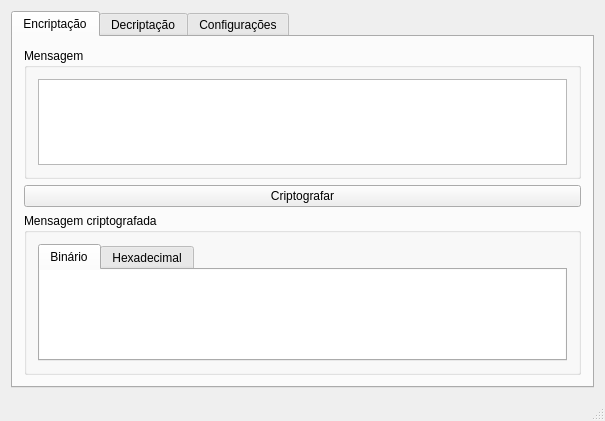
Above: mainwindow.ui from jacksomsoares/block-cipher before the change. Below: the same form after it.
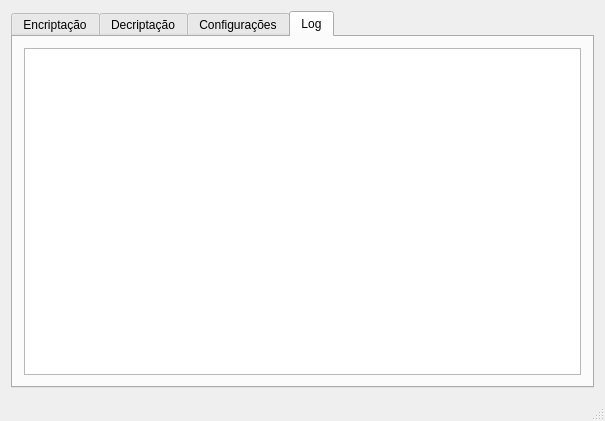
That is the form after the change. The open tabs and pages were chosen to show the change.

Diff of the .ui file:
```diff
--- a/mainwindow.ui
+++ b/mainwindow.ui
@@ -305,6 +305,20 @@
         </item>
        </layout>
       </widget>
+      <widget class="QWidget" name="tab_8">
+       <attribute name="title">
+        <string>Log</string>
+       </attribute>
+       <layout class="QVBoxLayout" name="verticalLayout_14">
+        <item>
+         <widget class="QPlainTextEdit" name="log_plaintext">
+          <property name="readOnly">
+           <bool>true</bool>
+          </property>
+         </widget>
+        </item>
+       </layout>
+      </widget>
      </widget>
     </item>
    </layout>
```
Left out of the diff: 35 changed lines with no effect on the pictures.
